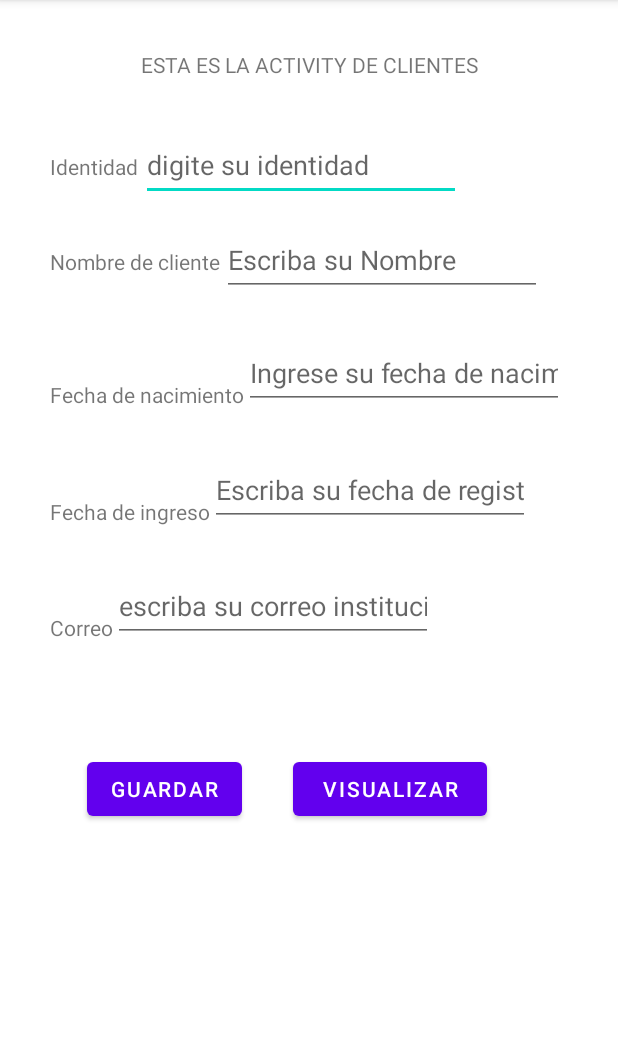
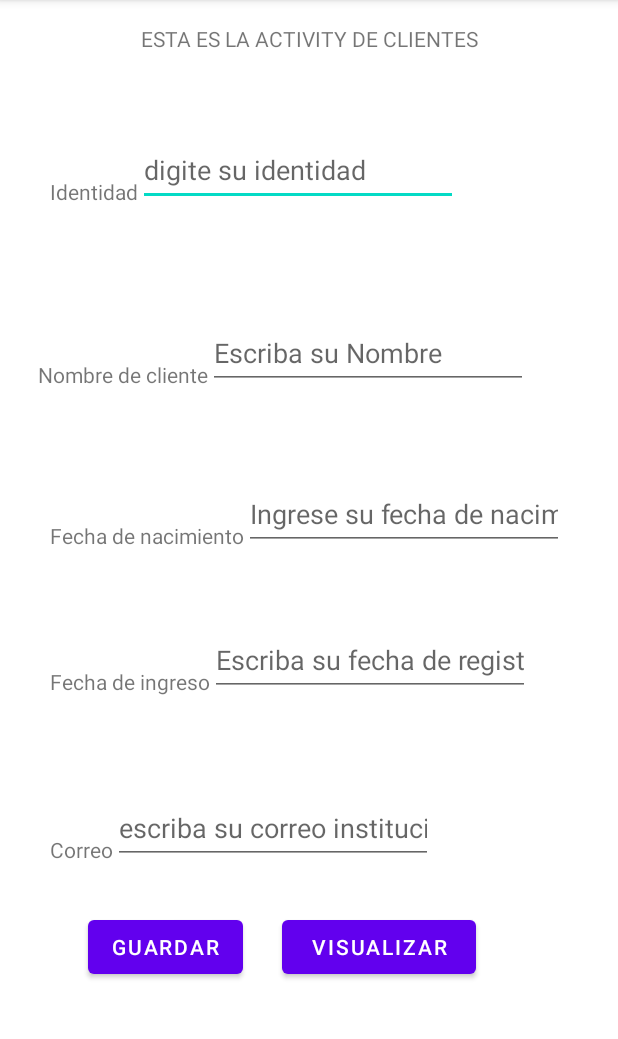
Before and after one commit to Hepburn23/PDM_2021_III_PROYECTO1, an Android app: the ClientesActivity screen opened directly, with no data from a screen before it, on a phone screen of 412 x 824 dp, the part 84-1123 px from its top. Run offline under Robolectric (Android 15) with nearby library versions, the phone set to English and light mode, and no system bars.

```diff
--- a/app/src/main/res/layout/activity_clientes.xml
+++ b/app/src/main/res/layout/activity_clientes.xml
@@ -10,9 +10,10 @@
         android:id="@+id/txvprobando"
         android:layout_width="wrap_content"
         android:layout_height="wrap_content"
-        android:layout_marginTop="33dp"
+        android:layout_marginTop="16dp"
         android:text="ESTA ES LA ACTIVITY DE CLIENTES"
-        app:layout_constraintStart_toStartOf="@+id/txtId"
+        app:layout_constraintEnd_toEndOf="parent"
+        app:layout_constraintStart_toStartOf="parent"
         app:layout_constraintTop_toTopOf="parent" />
 
     <TextView
@@ -20,20 +21,21 @@
         android:layout_width="wrap_content"
         android:layout_height="wrap_content"
         android:layout_marginStart="33dp"
-        android:layout_marginTop="101dp"
-        android:layout_marginBottom="104dp"
+        android:layout_marginTop="84dp"
+        android:layout_marginBottom="85dp"
         android:text="Identidad"
-        app:layout_constraintBottom_toTopOf="@+id/txtBirthDate"
+        app:layout_constraintBottom_toTopOf="@+id/txvClientName"
         app:layout_constraintStart_toStartOf="parent"
-        app:layout_constraintTop_toTopOf="parent" />
+        app:layout_constraintTop_toTopOf="@+id/txvprobando" />
 
     <TextView
         android:id="@+id/txvClientName"
         android:layout_width="wrap_content"
         android:layout_height="wrap_content"
-        android:layout_marginStart="33dp"
+        android:layout_marginStart="25dp"
+        android:layout_marginBottom="59dp"
         android:text="Nombre de cliente"
-        app:layout_constraintBaseline_toBaselineOf="@+id/txtClientName"
+        app:layout_constraintBottom_toTopOf="@+id/txtBirthDate"
         app:layout_constraintStart_toStartOf="parent" />
 
     <TextView
@@ -41,7 +43,7 @@
         android:layout_width="wrap_content"
         android:layout_height="wrap_content"
         android:layout_marginStart="33dp"
-        android:layout_marginBottom="30dp"
+        android:layout_marginBottom="49dp"
         android:text="Fecha de nacimiento"
         app:layout_constraintBottom_toTopOf="@+id/txtDateOfAdmission"
         app:layout_constraintStart_toStartOf="parent" />
@@ -51,46 +53,43 @@
         android:layout_width="wrap_content"
         android:layout_height="wrap_content"
         android:layout_marginStart="33dp"
-        android:layout_marginTop="331dp"
+        android:layout_marginBottom="64dp"
         android:text="Fecha de ingreso"
-        app:layout_constraintStart_toStartOf="parent"
-        app:layout_constraintTop_toTopOf="parent" />
+        app:layout_constraintBottom_toTopOf="@+id/txtEmail"
+        app:layout_constraintStart_toStartOf="parent" />
 
     <TextView
         android:id="@+id/txvEmail"
         android:layout_width="wrap_content"
         android:layout_height="wrap_content"
         android:layout_marginStart="33dp"
-        android:layout_marginTop="58dp"
+        android:layout_marginBottom="192dp"
         android:text="Correo"
-        app:layout_constraintStart_toStartOf="parent"
-        app:layout_constraintTop_toBottomOf="@+id/txvDateOfAdmission" />
+        app:layout_constraintBottom_toBottomOf="parent"
+        app:layout_constraintStart_toStartOf="parent" />
 
     <EditText
         android:id="@+id/txtId"
         android:layout_width="wrap_content"
         android:layout_height="wrap_content"
-        android:layout_marginStart="2dp"
         android:ems="10"
         android:hint="digite su identidad"
         android:inputType="number"
         android:minHeight="48dp"
-        app:layout_constraintBaseline_toBaselineOf="@+id/txvId"
+        app:layout_constraintBottom_toBottomOf="@+id/txvId"
         app:layout_constraintStart_toEndOf="@+id/txvId" />
 
     <EditText
         android:id="@+id/txtClientName"
         android:layout_width="wrap_content"
         android:layout_height="wrap_content"
-        android:layout_marginStart="1dp"
-        android:layout_marginTop="15dp"
         android:digits="abcdefghijklmnopqrstuvwxyz ABCDEFGHIJKLMNOPQRSTUVWXYZ"
         android:ems="10"
         android:hint="Escriba su Nombre"
         android:inputType="textPersonName"
         android:minHeight="48dp"
-        app:layout_constraintStart_toEndOf="@+id/txvClientName"
-        app:layout_constraintTop_toBottomOf="@+id/txtId" />
+        app:layout_constraintBottom_toBottomOf="@+id/txvClientName"
+        app:layout_constraintStart_toEndOf="@+id/txvClientName" />
 
     <EditText
         android:id="@+id/txtBirthDate"
@@ -129,17 +128,17 @@
         android:id="@+id/btnGuardarCliente"
         android:layout_width="wrap_content"
         android:layout_height="wrap_content"
-        android:layout_marginStart="58dp"
+        android:layout_marginStart="25dp"
         android:text="Guardar"
         app:layout_constraintBaseline_toBaselineOf="@+id/btnVisualize"
-        app:layout_constraintStart_toStartOf="parent" />
+        app:layout_constraintStart_toStartOf="@+id/txvEmail" />
 
     <Button
         android:id="@+id/btnVisualize"
         android:layout_width="129dp"
         android:layout_height="48dp"
-        android:layout_marginStart="34dp"
-        android:layout_marginTop="74dp"
+        android:layout_marginStart="26dp"
+        android:layout_marginTop="31dp"
         android:text="Visualizar"
         app:layout_constraintStart_toEndOf="@+id/btnGuardarCliente"
         app:layout_constraintTop_toBottomOf="@+id/txtEmail" />
--- a/app/src/main/res/layout/activity_producto_por_codigo.xml
+++ b/app/src/main/res/layout/activity_producto_por_codigo.xml
@@ -92,7 +92,7 @@
         android:layout_marginTop="40dp"
         android:ems="10"
         android:hint="Ingrese Codigo del Producto"
-        android:inputType="textPersonName"
+        android:inputType="number"
         app:layout_constraintEnd_toEndOf="parent"
         app:layout_constraintStart_toStartOf="parent"
         app:layout_constraintTop_toBottomOf="@+id/txvProdPerCode" />
```
Also changed, not shown: app/src/main/res/layout/activity_main.xml (+15 -8 lines), app/src/main/res/drawable/barcode_icon_194023.png (added), app/src/main/res/drawable/card_swipe_icon_194026.png (added), app/src/main/res/drawable/cliente_64x.png (added), app/src/main/res/drawable/clientes.png (added), app/src/main/res/drawable/clientes_por_identidad.png (added), app/src/main/res/drawable/debit_kredit_icon_194063.png (added), app/src/main/res/drawable/factura_de_ventas.png (added), app/src/main/res/drawable/facturas_de_cliente_por_identidad_del_cliente.png (added), app/src/main/res/drawable/imagen.jpg (added), app/src/main/res/drawable/online_market_place_icon_194040.png (added), app/src/main/res/drawable/payment_bill_icon_194042.png (added), app/src/main/res/drawable/producto_por_codigo.png (added), app/src/main/res/drawable/productos.png (added), 3 more files.
